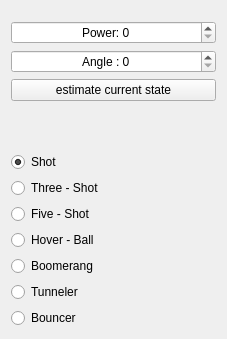
Before: the Qt Designer form ui/settings.ui in lythro/ss2overlay, drawn with Qt 5.
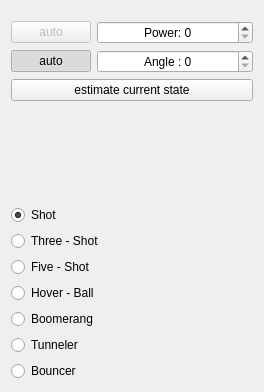
After: the same form once the commit is applied.

Commit message: using sniffed angle and greatly improved bouncer by enhanced collision checking.

What changed in the file:
```diff
--- a/ui/settings.ui
+++ b/ui/settings.ui
@@ -6,22 +6,59 @@
    <rect>
     <x>0</x>
     <y>0</y>
-    <width>227</width>
-    <height>339</height>
+    <width>264</width>
+    <height>392</height>
    </rect>
   </property>
   <property name="windowTitle">
    <string>Form</string>
   </property>
   <layout class="QGridLayout" name="gridLayout">
-   <item row="3" column="0">
+   <item row="9" column="0">
+    <widget class="QRadioButton" name="radioButtonHoverball">
+     <property name="text">
+      <string>Hover - Ball</string>
+     </property>
+    </widget>
+   </item>
+   <item row="5" column="0">
+    <spacer name="verticalSpacer_2">
+     <property name="orientation">
+      <enum>Qt::Vertical</enum>
+     </property>
+     <property name="sizeType">
+      <enum>QSizePolicy::MinimumExpanding</enum>
+     </property>
+     <property name="sizeHint" stdset="0">
+      <size>
+       <width>20</width>
+       <height>10</height>
+      </size>
+     </property>
+    </spacer>
+   </item>
+   <item row="4" column="0">
     <widget class="QPushButton" name="pushButton">
      <property name="text">
       <string>estimate current state</string>
      </property>
     </widget>
    </item>
-   <item row="5" column="0">
+   <item row="10" column="0">
+    <widget class="QRadioButton" name="radioButtonBoomerang">
+     <property name="text">
+      <string>Boomerang</string>
+     </property>
+    </widget>
+   </item>
+   <item row="12" column="0">
+    <widget class="QRadioButton" name="radioButtonBouncer">
+     <property name="text">
+      <string>Bouncer</string>
+     </property>
+    </widget>
+   </item>
+   <item row="6" column="0">
     <widget class="QRadioButton" name="radioButtonShot">
      <property name="text">
       <string>Shot</string>
@@ -31,54 +68,13 @@
      </property>
     </widget>
    </item>
-   <item row="6" column="0">
-    <widget class="QRadioButton" name="radioButtonThreeshot">
-     <property name="text">
-      <string>Three - Shot</string>
-     </property>
-    </widget>
-   </item>
-   <item row="8" column="0">
-    <widget class="QRadioButton" name="radioButtonHoverball">
-     <property name="text">
-      <string>Hover - Ball</string>
-     </property>
-    </widget>
-   </item>
-   <item row="7" column="0">
-    <widget class="QRadioButton" name="radioButtonFiveshot">
-     <property name="text">
-      <string>Five - Shot</string>
-     </property>
-    </widget>
-   </item>
-   <item row="9" column="0">
-    <widget class="QRadioButton" name="radioButtonBoomerang">
-     <property name="text">
-      <string>Boomerang</string>
-     </property>
-    </widget>
-   </item>
-   <item row="10" column="0">
+   <item row="11" column="0">
     <widget class="QRadioButton" name="radioButtonTunneler">
      <property name="text">
       <string>Tunneler</string>
      </property>
     </widget>
    </item>
-   <item row="1" column="0">
-    <widget class="QSpinBox" name="spinBoxPower">
-     <property name="alignment">
-      <set>Qt::AlignCenter</set>
-     </property>
-     <property name="prefix">
-      <string>Power: </string>
-     </property>
-     <property name="maximum">
-      <number>100</number>
-     </property>
-    </widget>
-   </item>
    <item row="0" column="0">
     <spacer name="verticalSpacer">
      <property name="orientation">
@@ -95,42 +91,94 @@
      </property>
     </spacer>
    </item>
-   <item row="4" column="0">
-    <spacer name="verticalSpacer_2">
-     <property name="orientation">
-      <enum>Qt::Vertical</enum>
+   <item row="8" column="0">
+    <widget class="QRadioButton" name="radioButtonFiveshot">
+     <property name="text">
+      <string>Five - Shot</string>
      </property>
-     <property name="sizeType">
-      <enum>QSizePolicy::MinimumExpanding</enum>
-     </property>
-     <property name="sizeHint" stdset="0">
-      <size>
-       <width>20</width>
-       <height>10</height>
-      </size>
-     </property>
-    </spacer>
-   </item>
-   <item row="2" column="0">
-    <widget class="QSpinBox" name="spinBoxAngle">
-     <property name="alignment">
-      <set>Qt::AlignCenter</set>
-     </property>
-     <property name="prefix">
-      <string>Angle : </string>
-     </property>
-     <property name="maximum">
-      <number>359</number>
-     </property>
     </widget>
    </item>
-   <item row="11" column="0">
-    <widget class="QRadioButton" name="radioButtonBouncer">
+   <item row="7" column="0">
+    <widget class="QRadioButton" name="radioButtonThreeshot">
      <property name="text">
-      <string>Bouncer</string>
+      <string>Three - Shot</string>
      </property>
     </widget>
    </item>
+   <item row="1" column="0">
+    <layout class="QGridLayout" name="gridLayout_2">
+     <item row="1" column="1">
+      <widget class="QSpinBox" name="spinBoxAngle">
+       <property name="alignment">
+        <set>Qt::AlignCenter</set>
+       </property>
+       <property name="prefix">
+        <string>Angle : </string>
+       </property>
+       <property name="maximum">
+        <number>359</number>
+       </property>
+      </widget>
+     </item>
+     <item row="0" column="1">
+      <widget class="QSpinBox" name="spinBoxPower">
+       <property name="sizePolicy">
+        <sizepolicy hsizetype="MinimumExpanding" vsizetype="Fixed">
+         <horstretch>0</horstretch>
+         <verstretch>0</verstretch>
+        </sizepolicy>
+       </property>
+       <property name="alignment">
+        <set>Qt::AlignCenter</set>
+       </property>
+       <property name="prefix">
+        <string>Power: </string>
+       </property>
+       <property name="maximum">
+        <number>100</number>
+       </property>
+      </widget>
+     </item>
+     <item row="0" column="0">
+      <widget class="QPushButton" name="pushButtonAutoPower">
+       <property name="enabled">
+        <bool>false</bool>
+       </property>
+       <property name="sizePolicy">
+        <sizepolicy hsizetype="Minimum" vsizetype="Fixed">
+         <horstretch>0</horstretch>
+         <verstretch>0</verstretch>
+        </sizepolicy>
+       </property>
+       <property name="minimumSize">
+        <size>
+         <width>0</width>
+         <height>0</height>
+        </size>
+       </property>
+       <property name="text">
+        <string>auto</string>
+       </property>
+       <property name="checkable">
+        <bool>true</bool>
+       </property>
+      </widget>
+     </item>
+     <item row="1" column="0">
+      <widget class="QPushButton" name="pushButtonAutoAngle">
+       <property name="text">
+        <string>auto</string>
+       </property>
+       <property name="checkable">
+        <bool>true</bool>
+       </property>
+       <property name="checked">
+        <bool>true</bool>
+       </property>
+      </widget>
+     </item>
+    </layout>
+   </item>
   </layout>
  </widget>
  <resources/>
```
The commit also changes 7 other files.
